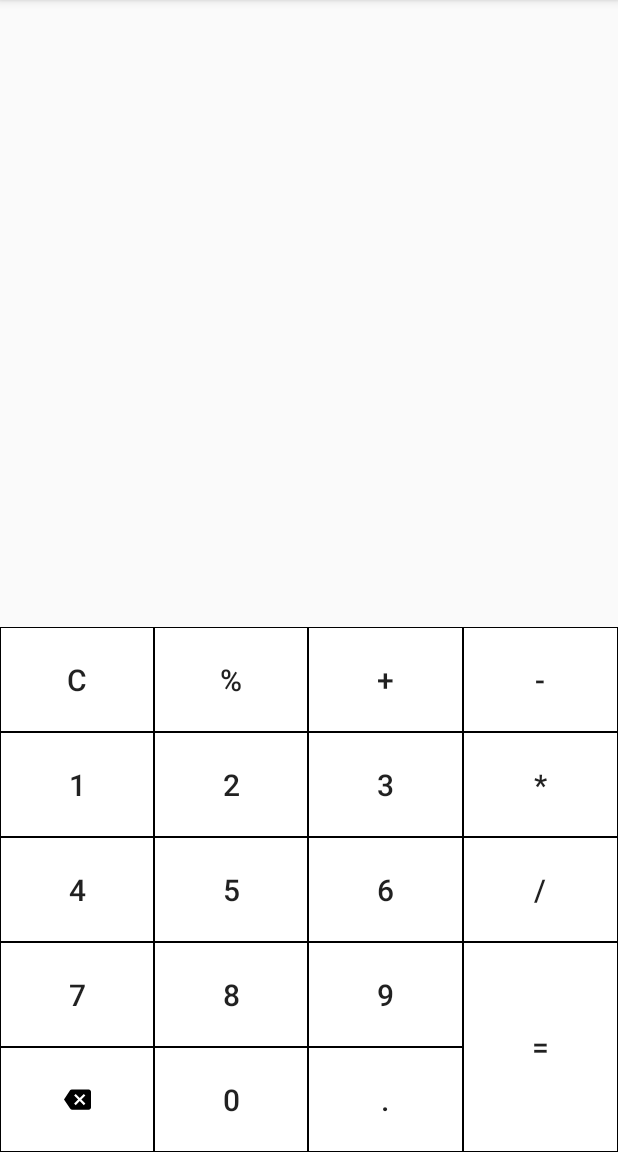
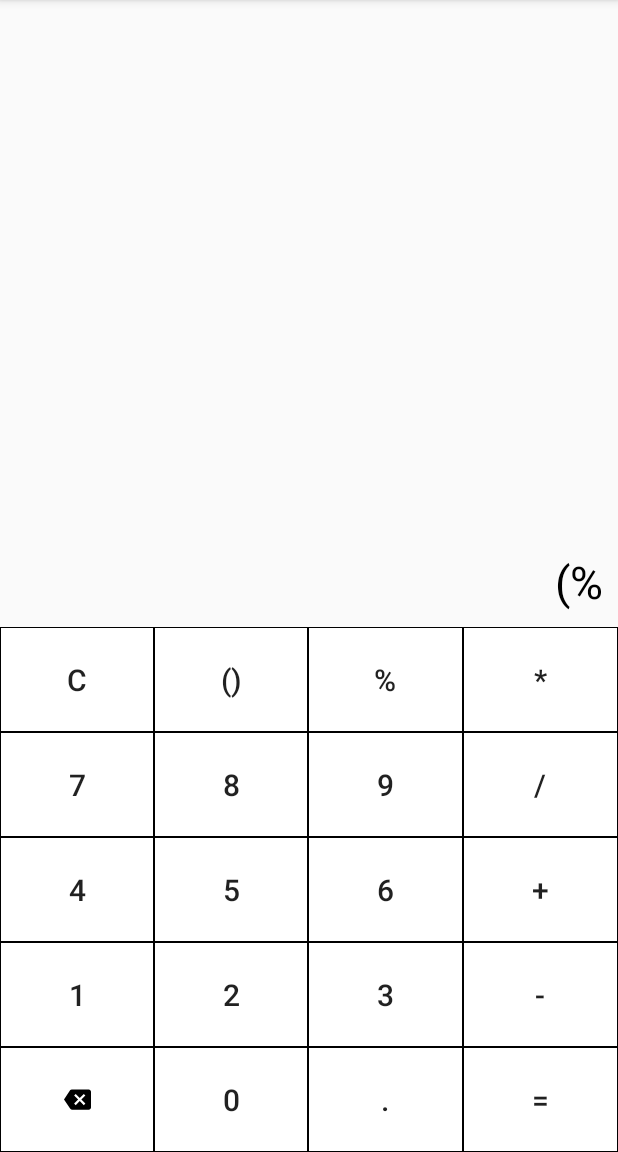
Before and after one commit to anudevSaraswat/Calculator, an Android app: the screen it shows after launch (MainActivity), after a tap on an icon or button, on a phone screen of 412 x 824 dp, the part 84-1236 px from its top. Run offline under Robolectric (Android 15) with nearby library versions, the phone set to English and light mode, and no system bars; 2 other taps on this screen came first.

Commit message:
added brackets

```diff
--- a/app/src/main/java/com/example/calculator/MainActivity.java
+++ b/app/src/main/java/com/example/calculator/MainActivity.java
@@ -3,7 +3,6 @@ package com.example.calculator;
 import androidx.appcompat.app.AppCompatActivity;
 
 import android.os.Bundle;
-import android.util.Log;
 import android.view.View;
 import android.widget.Button;
 import android.widget.ImageButton;
@@ -17,6 +16,8 @@ public class MainActivity extends AppCompatActivity implements View.OnClickListe
     private Stack<Character> expressionStack;
     private TextView displayTextView;
     private int count;
+    private int openingBracCount;
+    private int closingBracCount;
 
     @Override
     protected void onCreate(Bundle savedInstanceState) {
@@ -34,11 +35,12 @@ public class MainActivity extends AppCompatActivity implements View.OnClickListe
         Button buttonSeven = findViewById(R.id.buttonSeven);
         Button buttonEight = findViewById(R.id.buttonEight);
         Button buttonNine = findViewById(R.id.buttonNine);
+        Button bracketButton = findViewById(R.id.bracketButton);
+        Button modButton = findViewById(R.id.modButton);
+        Button multiplyButton = findViewById(R.id.multiplyButton);
+        Button divButton = findViewById(R.id.divideButton);
         Button addButton = findViewById(R.id.addButton);
         Button subtractButton = findViewById(R.id.subtractButton);
-        Button multiplyButton = findViewById(R.id.multiplyButton);
-        Button divButton = findViewById(R.id.divideButton);
-        Button modButton = findViewById(R.id.modButton);
         Button equalsButton = findViewById(R.id.equalsButton);
         Button dotButton = findViewById(R.id.dotButton);
         Button clearButton = findViewById(R.id.clearButton);
@@ -53,80 +55,106 @@ public class MainActivity extends AppCompatActivity implements View.OnClickListe
         buttonSeven.setOnClickListener(this);
         buttonEight.setOnClickListener(this);
         buttonNine.setOnClickListener(this);
+        bracketButton.setOnClickListener(this);
+        modButton.setOnClickListener(this);
+        multiplyButton.setOnClickListener(this);
+        divButton.setOnClickListener(this);
         addButton.setOnClickListener(this);
         subtractButton.setOnClickListener(this);
-        multiplyButton.setOnClickListener(this);
-        divButton.setOnClickListener(this);
-        modButton.setOnClickListener(this);
-        equalsButton.setOnClickListener(this);
-        dotButton.setOnClickListener(this);
+        //equalsButton.setOnClickListener(this);
+        //dotButton.setOnClickListener(this);
         clearButton.setOnClickListener(this);
-        backspace.setOnClickListener(this);
+        //backspace.setOnClickListener(this);
     }
 
     @Override
     public void onClick(View v) {
-        char numOrOp = ' ';
+        String numOrOp = " ";
 
         switch (v.getId()) {
 
-            case R.id.buttonZero: numOrOp = '0';
+            case R.id.buttonZero:
+                numOrOp = "0";
 
                 break;
 
-            case R.id.buttonOne: numOrOp = '1';
+            case R.id.buttonOne:
+                numOrOp = "1";
 
                 break;
 
-            case R.id.buttonTwo: numOrOp = '2';
+            case R.id.buttonTwo:
+                numOrOp = "2";
 
                 break;
 
-            case R.id.buttonThree: numOrOp = '3';
+            case R.id.buttonThree:
+                numOrOp = "3";
 
                 break;
 
-            case R.id.buttonFour: numOrOp = '4';
+            case R.id.buttonFour:
+                numOrOp = "4";
 
                 break;
 
-            case R.id.buttonFive: numOrOp = '5';
+            case R.id.buttonFive:
+                numOrOp = "5";
 
                 break;
 
-            case R.id.buttonSix: numOrOp = '6';
+            case R.id.buttonSix:
+                numOrOp = "6";
 
                 break;
 
-            case R.id.buttonSeven: numOrOp = '7';
+            case R.id.buttonSeven:
+                numOrOp = "7";
 
                 break;
 
-            case R.id.buttonEight: numOrOp = '8';
+            case R.id.buttonEight:
+                numOrOp = "8";
 
                 break;
 
-            case R.id.buttonNine: numOrOp = '9';
+            case R.id.buttonNine:
+                numOrOp = "9";
 
                 break;
 
-            case R.id.addButton: numOrOp = '+';
+            case R.id.bracketButton:
+                numOrOp = insertBracket();
 
                 break;
 
-            case R.id.subtractButton: numOrOp = '-';
+            case R.id.modButton:
+                count = 0;
+                numOrOp = "%";
 
                 break;
 
-            case R.id.multiplyButton: numOrOp = '*';
+            case R.id.multiplyButton:
+                count = 0;
+                numOrOp = "*";
 
                 break;
 
-            case R.id.divideButton: numOrOp = '/';
+            case R.id.divideButton:
+                count = 0;
+                numOrOp = "/";
 
                 break;
 
-            case R.id.modButton: numOrOp = '%';
+            case R.id.addButton:
+                count = 0;
+                numOrOp = "+";
+
+                break;
+
+            case R.id.subtractButton:
+                count = 0;
+                numOrOp = "-";
 
                 break;
 
@@ -135,12 +163,16 @@ public class MainActivity extends AppCompatActivity implements View.OnClickListe
                 break;
 
             case R.id.clearButton:
+                count = 0;
                 displayTextView.setText("");
-                count = 0;
+                emptyStack();
+                openingBracCount = 0;
+                closingBracCount = 0;
 
                 break;
 
-            case R.id.dotButton: numOrOp = '.';
+            case R.id.dotButton:
+                numOrOp = ".";
 
                 break;
 
@@ -150,10 +182,44 @@ public class MainActivity extends AppCompatActivity implements View.OnClickListe
         if (count == 15)
             Toast.makeText(this, "Maximum 15 digits allowed!", Toast.LENGTH_SHORT).show();
 
-        if (!(isOperator(numOrOp) && isOperator(expressionStack.peek())) && !expressionStack.isEmpty()){
-            displayTextView.append(numOrOp+"");
-            addToStack(numOrOp);
+        else {
+            if (numOrOp.length() > 1) {
+                displayTextView.append(numOrOp);
+                addToStack(numOrOp.charAt(0));
+                addToStack(numOrOp.charAt(1));
+            } else {
+                if (!expressionStack.isEmpty()) {
+
+                    if (isNumber(numOrOp.charAt(0)) && isNumber(expressionStack.peek()))
+                        count++;
+
+                    if (isOperator(numOrOp.charAt(0)) && isOperator(expressionStack.peek()))
+                        return;
+
+                    if (isNumber(numOrOp.charAt(0))){
+                        if (expressionStack.peek() == ')'){
+                            displayTextView.append("*" + numOrOp);
+                            addToStack('*');
+                            addToStack(numOrOp.charAt(0));
+                            return;
+                        }
+                    }
+
+                    displayTextView.append(numOrOp + "");
+                    addToStack(numOrOp.charAt(0));
+
+                } else {
+                    displayTextView.append(numOrOp + "");
+                    addToStack(numOrOp.charAt(0));
+                    count++;
+                }
+            }
         }
+
+//        if (!(isOperator(numOrOp) && isOperator(expressionStack.peek())) && !expressionStack.isEmpty()){
+//            displayTextView.append(numOrOp+"");
+//            addToStack(numOrOp);
+//        }
     }
 
     void addToStack(char i) {
@@ -167,45 +233,121 @@ public class MainActivity extends AppCompatActivity implements View.OnClickListe
 //        return builder.toString();
 //    }
 
-    void clearStack(){
-        expressionStack.removeAllElements();
+    void emptyStack() {
+        expressionStack.empty();
     }
 
-    boolean isOperator(char operator){
+    boolean isOperator(char operator) {
 
         boolean flag;
 
-        switch (operator){
+        switch (operator) {
 
             case '+':
             case '-':
             case '*':
             case '/':
             case '%':
-            case '.': flag = true;
+            case '.':
+                flag = true;
 
                 break;
 
-            default: flag =  false;
+            default:
+                flag = false;
         }
 
         return flag;
     }
 
-    void solveExpression(){
+    boolean isNumber(char operator) {
 
-        Stack<String> numberStack = new Stack<>();
-        Stack<Character> operatorStack = new Stack<>();
+        boolean flag;
 
-        for (int i = 0; i < expressionStack.size(); i++){
-            if (isOperator(expressionStack.get(i)))
-                operatorStack.push(expressionStack.get(i));
-            //else
+        switch (operator) {
 
+            case '0':
+            case '1':
+            case '2':
+            case '3':
+            case '4':
+            case '5':
+            case '6':
+            case '7':
+            case '8':
+            case '9':
+                flag = true;
+
+                break;
+
+            default:
+                flag = false;
         }
 
-
-
+        return flag;
     }
 
+    String insertBracket() {
+
+        String bracket = null;
+
+        if (expressionStack.isEmpty()) {
+            bracket = "(";
+            openingBracCount++;
+        } else {
+
+            if (expressionStack.contains('(')) {
+
+                if (expressionStack.peek() == '(') {
+                    bracket = "(";
+                    openingBracCount++;
+                } else {
+
+                    if (isOperator(expressionStack.peek())) {
+                        bracket = "(";
+                        openingBracCount++;
+                    }
+
+                    if (expressionStack.peek() == ')') {
+                        if (openingBracCount == closingBracCount) {
+                            bracket = "*(";
+                            openingBracCount++;
+                        } else {
+                            bracket = ")";
+                            closingBracCount++;
+                        }
+                    }
+
+                    if (isNumber(expressionStack.peek())) {
+                        if (openingBracCount == closingBracCount) {
+                            bracket = "*(";
+                            openingBracCount++;
+                        } else {
+                            bracket = ")";
+                            closingBracCount++;
+                        }
+                    }
+                }
+            } else {
+                bracket = "(";
+                openingBracCount++;
+            }
+        }
+
+        return bracket;
+    }
+
+//    void solveExpression() {
+//
+//        Stack<String> numberStack = new Stack<>();
+//        Stack<Character> operatorStack = new Stack<>();
+//
+//        for (int i = 0; i < expressionStack.size(); i++) {
+//            if (isOperator(expressionStack.get(i)))
+//                operatorStack.push(expressionStack.get(i));
+//            else
+//
+//        }
+//    }
+
 }
--- a/app/src/main/res/layout/activity_main.xml
+++ b/app/src/main/res/layout/activity_main.xml
@@ -50,6 +50,16 @@
                 android:layout_height="70dp"
                 android:layout_weight="1"
                 android:background="@drawable/button_border"
+                android:text="@string/brackets"
+                android:id="@+id/bracketButton"
+                android:textSize="20sp" />
+
+            <Button
+                style="@style/Widget.AppCompat.Button.Borderless"
+                android:layout_width="wrap_content"
+                android:layout_height="70dp"
+                android:layout_weight="1"
+                android:background="@drawable/button_border"
                 android:text="@string/mod"
                 android:id="@+id/modButton"
                 android:textSize="20sp" />
@@ -60,8 +70,24 @@
                 android:layout_height="70dp"
                 android:layout_weight="1"
                 android:background="@drawable/button_border"
-                android:text="@string/add"
-                android:id="@+id/addButton"
+                android:text="@string/mul"
+                android:id="@+id/multiplyButton"
+                android:textSize="20sp" />
+
+        </TableRow>
+
+        <TableRow
+            android:layout_width="match_parent"
+            android:layout_height="wrap_content">
+
+            <Button
+                style="@style/Widget.AppCompat.Button.Borderless"
+                android:layout_width="wrap_content"
+                android:layout_height="70dp"
+                android:layout_weight="1"
+                android:background="@drawable/button_border"
+                android:text="@string/seven"
+                android:id="@+id/buttonSeven"
                 android:textSize="20sp" />
 
             <Button
@@ -70,8 +96,74 @@
                 android:layout_height="70dp"
                 android:layout_weight="1"
                 android:background="@drawable/button_border"
-                android:text="@string/sub"
-                android:id="@+id/subtractButton"
+                android:text="@string/eight"
+                android:id="@+id/buttonEight"
+                android:textSize="20sp" />
+
+            <Button
+                style="@style/Widget.AppCompat.Button.Borderless"
+                android:layout_width="wrap_content"
+                android:layout_height="70dp"
+                android:layout_weight="1"
+                android:background="@drawable/button_border"
+                android:text="@string/nine"
+                android:id="@+id/buttonNine"
+                android:textSize="20sp" />
+
+            <Button
+                style="@style/Widget.AppCompat.Button.Borderless"
+                android:layout_width="wrap_content"
+                android:layout_height="70dp"
+                android:layout_weight="1"
+                android:background="@drawable/button_border"
+                android:text="@string/div"
+                android:id="@+id/divideButton"
+                android:textSize="20sp" />
+
+        </TableRow>
+
+        <TableRow
+            android:layout_width="match_parent"
+            android:layout_height="wrap_content">
+
+            <Button
+                style="@style/Widget.AppCompat.Button.Borderless"
+                android:layout_width="wrap_content"
+                android:layout_height="70dp"
+                android:layout_weight="1"
+                android:background="@drawable/button_border"
+                android:text="@string/four"
+                android:id="@+id/buttonFour"
+                android:textSize="20sp" />
+
+            <Button
+                style="@style/Widget.AppCompat.Button.Borderless"
+                android:layout_width="wrap_content"
+                android:layout_height="70dp"
+                android:layout_weight="1"
+                android:background="@drawable/button_border"
+                android:text="@string/five"
+                android:id="@+id/buttonFive"
+                android:textSize="20sp" />
+
+            <Button
+                style="@style/Widget.AppCompat.Button.Borderless"
+                android:layout_width="wrap_content"
+                android:layout_height="70dp"
+                android:layout_weight="1"
+                android:background="@drawable/button_border"
+                android:text="@string/six"
+                android:id="@+id/buttonSix"
+                android:textSize="20sp" />
+
+            <Button
+                style="@style/Widget.AppCompat.Button.Borderless"
+                android:layout_width="wrap_content"
+                android:layout_height="70dp"
+                android:layout_weight="1"
+                android:background="@drawable/button_border"
+                android:text="@string/add"
+                android:id="@+id/addButton"
                 android:textSize="20sp" />
 
         </TableRow>
@@ -116,8 +208,8 @@
                 android:layout_height="70dp"
                 android:layout_weight="1"
                 android:background="@drawable/button_border"
-                android:text="@string/mul"
-                android:id="@+id/multiplyButton"
+                android:text="@string/sub"
+                android:id="@+id/subtractButton"
                 android:textSize="20sp" />
 
         </TableRow>
@@ -126,14 +218,22 @@
             android:layout_width="match_parent"
             android:layout_height="wrap_content">
 
+            <ImageButton
+                android:layout_width="wrap_content"
+                android:layout_height="70dp"
+                android:layout_weight="1"
+                android:id="@+id/backspace"
+                android:background="@drawable/button_border"
+                android:src="@drawable/ic_backspace_black_18dp" />
+
             <Button
                 style="@style/Widget.AppCompat.Button.Borderless"
                 android:layout_width="wrap_content"
                 android:layout_height="70dp"
                 android:layout_weight="1"
                 android:background="@drawable/button_border"
-                android:text="@string/four"
-                android:id="@+id/buttonFour"
+                android:text="@string/zero"
+                android:id="@+id/buttonZero"
                 android:textSize="20sp" />
 
             <Button
@@ -142,8 +242,8 @@
                 android:layout_height="70dp"
                 android:layout_weight="1"
                 android:background="@drawable/button_border"
-                android:text="@string/five"
-                android:id="@+id/buttonFive"
+                android:text="@string/dot"
+                android:id="@+id/dotButton"
                 android:textSize="20sp" />
 
             <Button
@@ -152,119 +252,12 @@
                 android:layout_height="70dp"
                 android:layout_weight="1"
                 android:background="@drawable/button_border"
-                android:text="@string/six"
-                android:id="@+id/buttonSix"
-                android:textSize="20sp" />
-
-            <Button
-                style="@style/Widget.AppCompat.Button.Borderless"
-                android:layout_width="wrap_content"
-                android:layout_height="70dp"
-                android:layout_weight="1"
-                android:background="@drawable/button_border"
-                android:text="@string/div"
-                android:id="@+id/divideButton"
+                android:text="@string/equals"
+                android:id="@+id/equalsButton"
                 android:textSize="20sp" />
 
         </TableRow>
 
     </TableLayout>
 
-    <LinearLayout
-        android:layout_width="match_parent"
-        android:layout_height="wrap_content"
-        android:orientation="horizontal">
-
-        <RelativeLayout
-            android:id="@+id/parentLayout"
-            android:layout_width="0dp"
-            android:layout_height="140dp"
-            android:layout_weight="3">
-
-            <LinearLayout
-                android:id="@+id/layout1"
-                android:layout_width="match_parent"
-                android:layout_height="70dp">
-
-                <Button
-                    style="@style/Widget.AppCompat.Button.Borderless"
-                    android:layout_width="0dp"
-                    android:layout_height="match_parent"
-                    android:layout_weight="1"
-                    android:background="@drawable/button_border"
-                    android:text="@string/seven"
-                    android:id="@+id/buttonSeven"
-                    android:textSize="20sp" />
-
-                <Button
-                    style="@style/Widget.AppCompat.Button.Borderless"
-                    android:layout_width="0dp"
-                    android:layout_height="match_parent"
-                    android:layout_weight="1"
-                    android:background="@drawable/button_border"
-                    android:text="@string/eight"
-                    android:id="@+id/buttonEight"
-                    android:textSize="20sp" />
-
-                <Button
-                    style="@style/Widget.AppCompat.Button.Borderless"
-                    android:layout_width="0dp"
-                    android:layout_height="match_parent"
-                    android:layout_weight="1"
-                    android:background="@drawable/button_border"
-                    android:text="@string/nine"
-                    android:id="@+id/buttonNine"
-                    android:textSize="20sp" />
-
-            </LinearLayout>
-
-            <LinearLayout
-                android:layout_width="match_parent"
-                android:layout_height="70dp"
-                android:layout_below="@id/layout1">
-
-                <ImageButton
-                    android:layout_width="0dp"
-                    android:layout_height="match_parent"
-                    android:layout_weight="1"
-                    android:id="@+id/backspace"
-                    android:background="@drawable/button_border"
-                    android:src="@drawable/ic_backspace_black_18dp" />
-
-                <Button
-                    style="@style/Widget.AppCompat.Button.Borderless"
-                    android:layout_width="0dp"
-                    android:layout_height="match_parent"
-                    android:layout_weight="1"
-                    android:background="@drawable/button_border"
-                    android:text="@string/zero"
-                    android:id="@+id/buttonZero"
-                    android:textSize="20sp" />
-
-                <Button
-                    style="@style/Widget.AppCompat.Button.Borderless"
-                    android:layout_width="0dp"
-                    android:layout_height="match_parent"
-                    android:layout_weight="1"
-                    android:background="@drawable/button_border"
-                    android:text="@string/dot"
-                    android:id="@+id/dotButton"
-                    android:textSize="20sp" />
-
-            </LinearLayout>
-
-        </RelativeLayout>
-
-        <Button
-            style="@style/Widget.AppCompat.Button.Borderless"
-            android:layout_width="0dp"
-            android:layout_height="140dp"
-            android:layout_weight="1"
-            android:background="@drawable/button_border"
-            android:text="@string/equals"
-            android:id="@+id/equalsButton"
-            android:textSize="20sp" />
-
-    </LinearLayout>
-
 </LinearLayout>
--- a/app/src/main/res/values/strings.xml
+++ b/app/src/main/res/values/strings.xml
@@ -18,4 +18,5 @@
     <string name="equals">=</string>
     <string name="clear">C</string>
     <string name="dot">.</string>
+    <string name="brackets">()</string>
 </resources>
```
